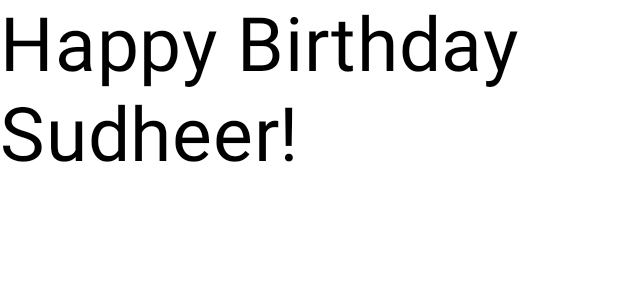
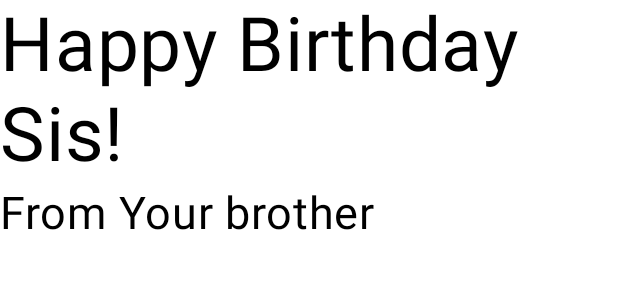
Before and after one commit to sd4483/HappyBirthday, an Android app built with Jetpack Compose: the @Preview function BirthdayCardPreview, on a phone screen of 412 x 824 dp. Shown: the top 300 px of the screen. Run offline under Robolectric (Android 15) with nearby library versions, the phone set to English and light mode, and no system bars.

Commit message:
Modify GreetingText Function Added a signture for birthday greeting and added a column layout to display greeting and signature

```diff
--- a/app/src/main/java/com/example/happybirthday/MainActivity.kt
+++ b/app/src/main/java/com/example/happybirthday/MainActivity.kt
@@ -3,6 +3,7 @@ package com.example.happybirthday
 import android.os.Bundle
 import androidx.activity.ComponentActivity
 import androidx.activity.compose.setContent
+import androidx.compose.foundation.layout.Column
 import androidx.compose.foundation.layout.fillMaxSize
 import androidx.compose.material3.MaterialTheme
 import androidx.compose.material3.Surface
@@ -23,7 +24,7 @@ class MainActivity : ComponentActivity() {
                     modifier = Modifier.fillMaxSize(),
                     color = MaterialTheme.colorScheme.background
                 ) {
-                    GreetingText(message = "Happy Birthday Sudheer!")
+
                 }
             }
         }
@@ -31,12 +32,19 @@ class MainActivity : ComponentActivity() {
 }
 
 @Composable
-fun GreetingText(message: String , modifier: Modifier = Modifier) {
-    Text(
-        text = message,
-        fontSize = 50.sp,
-        lineHeight = 60.sp
-    )
+fun GreetingText(message: String, from: String, modifier: Modifier = Modifier) {
+    Column {
+        Text(
+            text = message,
+            fontSize = 50.sp,
+            lineHeight = 60.sp
+        )
+        Text(
+            text = from,
+            fontSize = 30.sp,
+            lineHeight = 45.sp
+        )
+    }
 }
 
 
@@ -44,6 +52,6 @@ fun GreetingText(message: String , modifier: Modifier = Modifier) {
 @Composable
 fun BirthdayCardPreview() {
     HappyBirthdayTheme {
-        GreetingText(message = "Happy Birthday Sudheer!")
+        GreetingText(message = "Happy Birthday Sis!", from = "From Your brother")
     }
 }
```
